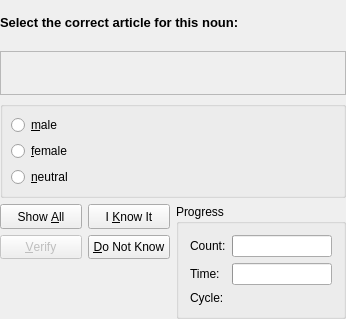
Above: src/practice/ArtQueryDlgForm.ui from KDE/parley before the change. Below: the same form after it.
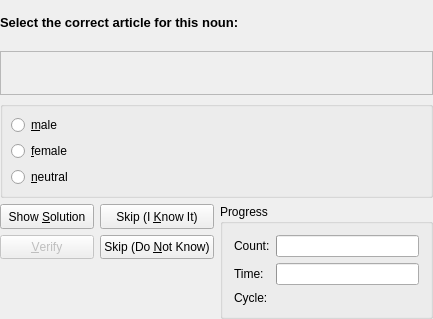
That is the form after the change.

Commit message: consistently show solution and skip on buttons as text

What changed in the file:
```diff
--- a/src/practice/ArtQueryDlgForm.ui
+++ b/src/practice/ArtQueryDlgForm.ui
@@ -6,7 +6,7 @@
    <rect>
     <x>0</x>
     <y>0</y>
-    <width>346</width>
+    <width>433</width>
     <height>319</height>
    </rect>
   </property>
@@ -244,7 +244,7 @@
           </sizepolicy>
          </property>
          <property name="text" >
-          <string>I &amp;Know It</string>
+          <string>Skip (I &amp;Know It)</string>
          </property>
         </widget>
        </item>
@@ -257,7 +257,7 @@
           </sizepolicy>
          </property>
          <property name="text" >
-          <string>Show &amp;All</string>
+          <string>Show &amp;Solution</string>
          </property>
         </widget>
        </item>
@@ -270,7 +270,7 @@
           </sizepolicy>
          </property>
          <property name="text" >
-          <string>&amp;Do Not Know</string>
+          <string>Skip (Do &amp;Not Know)</string>
          </property>
         </widget>
        </item>
```
The commit also changes 3 other files.
